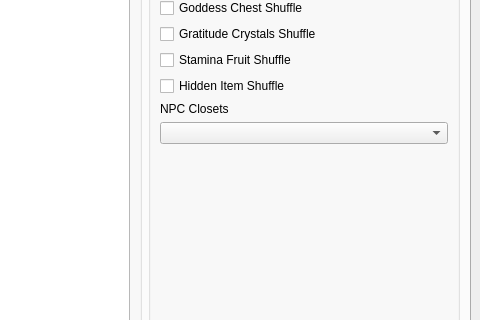
mint-choc-chip-skyblade/sshd-rando, file gui/ui/main.ui: the form before one commit; both pictures show x 907 to 1387 and y 197 to 517 of the 1387 by 845 pixel window.
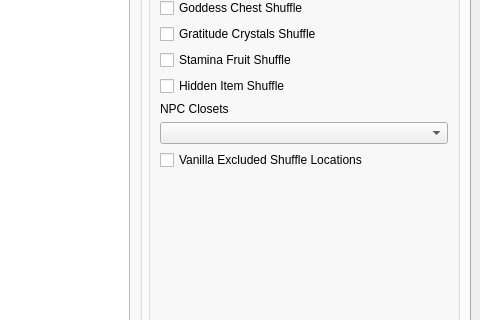
The form after the commit. The open tabs and pages were chosen to show the change. Custom widgets are drawn as their Qt base class.

Commit message: Add option to force excluded shuffle locations to be vanilla

What changed in the file:
```diff
--- a/gui/ui/main.ui
+++ b/gui/ui/main.ui
@@ -1733,6 +1733,13 @@
            <item>
             <widget class="QComboBox" name="setting_npc_closet_shuffle"/>
            </item>
+           <item>
+            <widget class="QCheckBox" name="setting_vanilla_excluded_shuffles">
+             <property name="text">
+              <string>Vanilla Excluded Shuffle Locations</string>
+             </property>
+            </widget>
+           </item>
            <item>
             <spacer name="shuffles_vspacer">
              <property name="orientation">
```
The commit also changes 4 other files.
